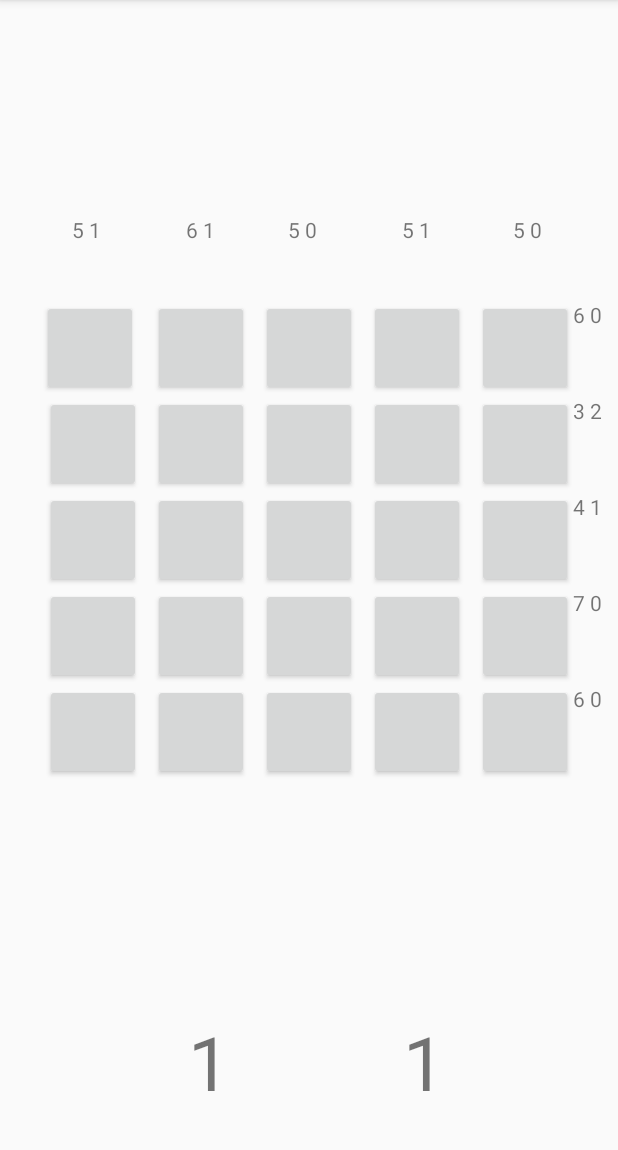
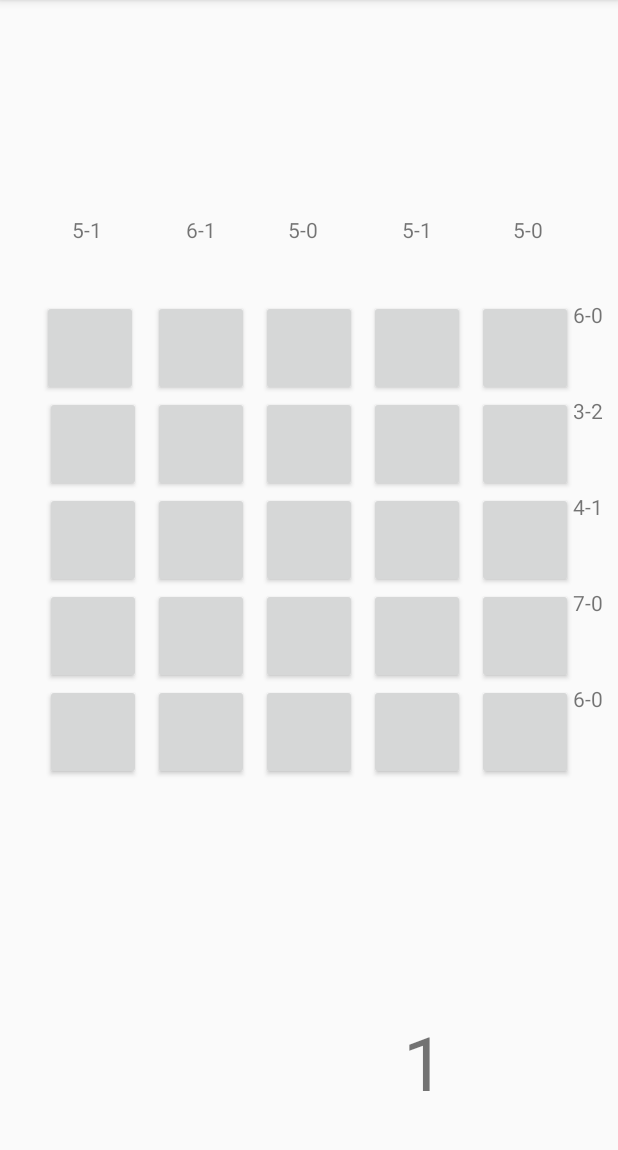
Before and after one commit to HaukohlR/CS-125-Final-Project, an Android app: the GameActivity screen opened directly, with no data from a screen before it, on a phone screen of 412 x 824 dp, the part 84-1234 px from its top. Run offline under Robolectric (Android 15) with nearby library versions, the phone set to English and light mode, and no system bars.

```diff
--- a/app/src/main/java/com/example/cs125finalproject/GameActivity.java
+++ b/app/src/main/java/com/example/cs125finalproject/GameActivity.java
@@ -17,7 +17,7 @@ public class GameActivity extends AppCompatActivity {
     private int[][] grid;
     private int[] buttonNums;
     private boolean[] clicked;
-    private int roundPoints;
+    private int roundPoints = 1;
     private int level;
     private BackendImplementation helper;
     Button button1;
@@ -103,17 +103,17 @@ public class GameActivity extends AppCompatActivity {
         int[] rowPoints = helper.calculatePointsRows(grid);
         int[] rowBombs = helper.calculateBombsRows(grid);
 
-        column1.setText(String.valueOf(colPoints[0]) + " " + String.valueOf(colBombs[0]));
-        column2.setText(String.valueOf(colPoints[1]) + " " + String.valueOf(colBombs[1]));
-        column3.setText(String.valueOf(colPoints[2]) + " " + String.valueOf(colBombs[2]));
-        column4.setText(String.valueOf(colPoints[3]) + " " + String.valueOf(colBombs[3]));
-        column5.setText(String.valueOf(colPoints[4]) + " " + String.valueOf(colBombs[4]));
+        column1.setText(String.valueOf(colPoints[0]) + "-" + String.valueOf(colBombs[0]));
+        column2.setText(String.valueOf(colPoints[1]) + "-" + String.valueOf(colBombs[1]));
+        column3.setText(String.valueOf(colPoints[2]) + "-" + String.valueOf(colBombs[2]));
+        column4.setText(String.valueOf(colPoints[3]) + "-" + String.valueOf(colBombs[3]));
+        column5.setText(String.valueOf(colPoints[4]) + "-" + String.valueOf(colBombs[4]));
 
-        row1.setText(String.valueOf(rowPoints[0]) + " " + String.valueOf(rowBombs[0]));
-        row2.setText(String.valueOf(rowPoints[1]) + " " + String.valueOf(rowBombs[1]));
-        row3.setText(String.valueOf(rowPoints[2]) + " " + String.valueOf(rowBombs[2]));
-        row4.setText(String.valueOf(rowPoints[3]) + " " + String.valueOf(rowBombs[3]));
-        row5.setText(String.valueOf(rowPoints[4]) + " " + String.valueOf(rowBombs[4]));
+        row1.setText(String.valueOf(rowPoints[0]) + "-" + String.valueOf(rowBombs[0]));
+        row2.setText(String.valueOf(rowPoints[1]) + "-" + String.valueOf(rowBombs[1]));
+        row3.setText(String.valueOf(rowPoints[2]) + "-" + String.valueOf(rowBombs[2]));
+        row4.setText(String.valueOf(rowPoints[3]) + "-" + String.valueOf(rowBombs[3]));
+        row5.setText(String.valueOf(rowPoints[4]) + "-" + String.valueOf(rowBombs[4]));
 
 
 
@@ -146,6 +146,7 @@ public class GameActivity extends AppCompatActivity {
     public String buttonClick(int buttonNumber) {
         if (!clicked[buttonNumber]) {
             roundPoints *= buttonNums[buttonNumber];
+            rPoints.setText(String.valueOf(roundPoints));
             if (buttonNums[buttonNumber] == 0) {
                 gameOver();
             }
--- a/app/src/main/res/layout/activity_game.xml
+++ b/app/src/main/res/layout/activity_game.xml
@@ -30,18 +30,6 @@
         android:textSize="50sp"
         app:layout_constraintBottom_toBottomOf="parent"
         app:layout_constraintEnd_toEndOf="parent" />
-
-    <TextView
-        android:id="@+id/roundPnts"
-        android:layout_width="128dp"
-        android:layout_height="64dp"
-        android:layout_marginEnd="15dp"
-        android:layout_marginRight="15dp"
-        android:layout_marginBottom="30dp"
-        android:text="1"
-        android:textSize="50sp"
-        app:layout_constraintBottom_toBottomOf="parent"
-        app:layout_constraintEnd_toStartOf="@+id/totalPnts" />
 
     <TextView
         android:id="@+id/textView2"
```
